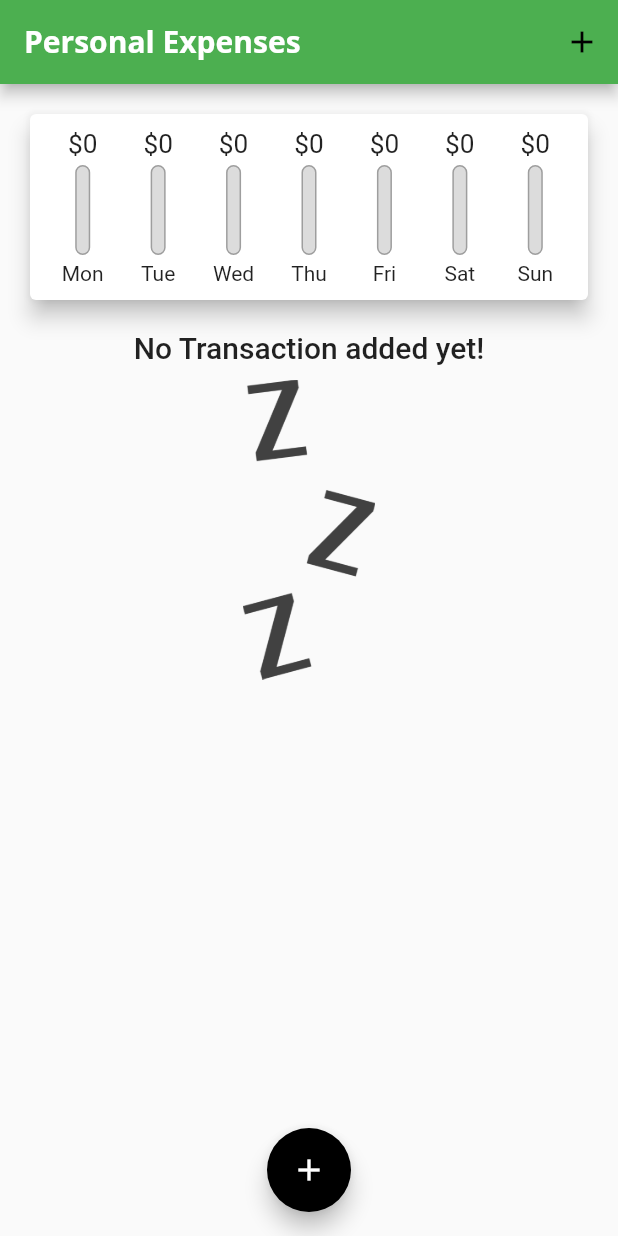
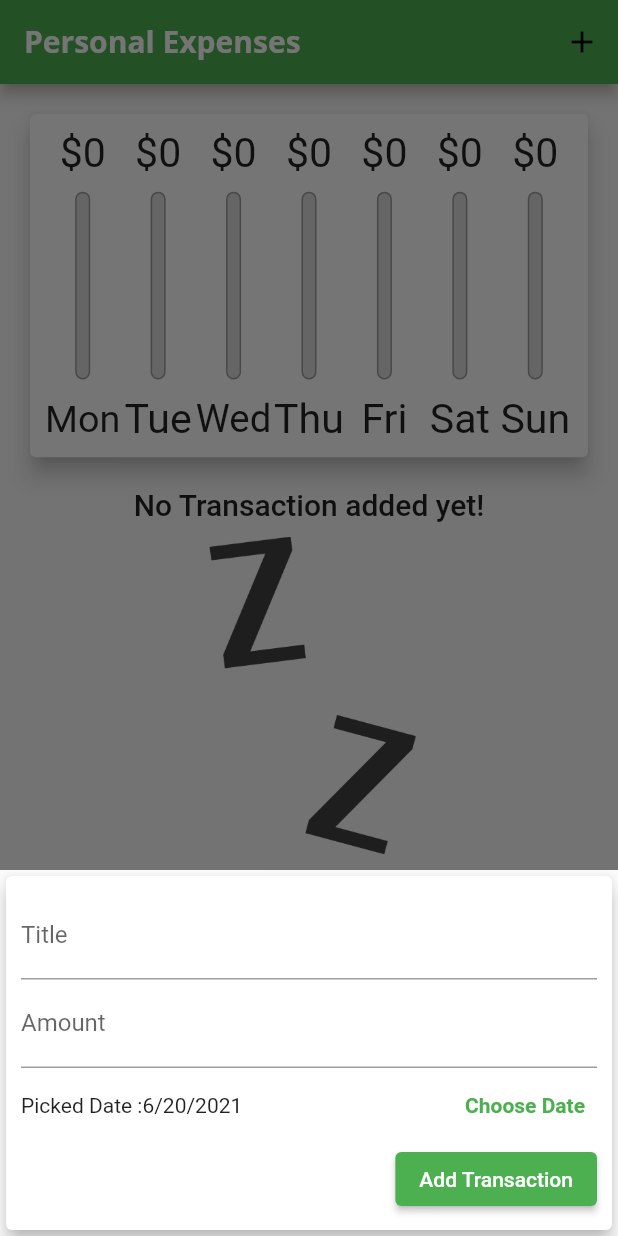
Before and after one commit to imshivamdwivedi/Expense-Tracker, a Flutter app: the screen it shows after launch, after a tap on the "add" icon, on a phone screen of 412 x 824 dp. Run offline on Flutter 3.47's test engine with Material 2 defaults, Android fonts, the phone set to English and light mode, and no system bars.

Commit message:
make app responsive

```diff
--- a/lib/main.dart
+++ b/lib/main.dart
@@ -1,13 +1,19 @@
+import 'dart:io';
+
+import 'package:flutter/material.dart';
+import 'package:flutter/services.dart';
+import 'package:flutter/cupertino.dart';
+
 import './widgets/chart.dart';
-
 import './widgets/transaction_list.dart';
-
 import './widgets/new_transaction.dart';
-import 'package:flutter/material.dart';
-
 import './models/transaction.dart';
 
 void main() {
+  //code to fix scrren rotation of screen
+  // WidgetsFlutterBinding.ensureInitialized();
+  // SystemChrome.setPreferredOrientations(
+  //     [DeviceOrientation.portraitUp, DeviceOrientation.portraitDown]);
   runApp(MyApp());
 }
 
@@ -58,6 +64,7 @@ class _MyHomeState extends State<MyHome> {
     //     id: 't2', title: 'Groceries', amount: 19.99, date: DateTime.now()),
   ];
 
+  bool _showChart = false;
   List<Transcation> get _recentTransaction {
     return _userTransactions.where((tx) {
       return tx.date.isAfter(
@@ -106,34 +113,84 @@ class _MyHomeState extends State<MyHome> {
 
   @override
   Widget build(BuildContext context) {
-    return Scaffold(
-      resizeToAvoidBottomInset: false,
-      appBar: AppBar(
+    final mediaQuery = MediaQuery.of(context);
+    final isLandscape = mediaQuery.orientation == Orientation.landscape;
+
+    final appBar = AppBar(
       title: Text(
         "Personal Expenses",
         style: TextStyle(fontFamily: 'OpenSans'),
       ),
       actions: [
         IconButton(
-              onPressed: () {},
+            onPressed: () => _startAddNewTransaction(context),
             icon: Icon(
               Icons.add,
               color: Theme.of(context).accentColor,
             ))
       ],
-      ),
-      body: SingleChildScrollView(
+    );
+    final texList = Container(
+        height: (mediaQuery.size.height -
+                appBar.preferredSize.height -
+                mediaQuery.padding.top) *
+            0.7,
+        child: TransactionList(_userTransactions, _deleteTransaction));
+
+    final pageBody = SingleChildScrollView(
       child: Column(
         //mainAxisAlignment: MainAxisAlignment.start,
         crossAxisAlignment: CrossAxisAlignment.stretch,
         children: [
-            Chart(_recentTransaction),
-            TransactionList(_userTransactions, _deleteTransaction),
+          if (isLandscape)
+            Row(
+              mainAxisAlignment: MainAxisAlignment.center,
+              children: [
+                Text("show chart"),
+                Switch.adaptive(
+                  activeColor: Theme.of(context).accentColor,
+                  value: _showChart,
+                  onChanged: (val) {
+                    setState(() {
+                      _showChart = val;
+                    });
+                  },
+                ),
               ],
             ),
+          if (!isLandscape)
+            Container(
+                height: (mediaQuery.size.height -
+                        appBar.preferredSize.height -
+                        mediaQuery.padding.top) *
+                    0.35,
+                child: Chart(_recentTransaction)),
+          if (!isLandscape) texList,
+          if (isLandscape)
+            _showChart
+                ? Container(
+                    height: (mediaQuery.size.height -
+                            appBar.preferredSize.height -
+                            mediaQuery.padding.top) *
+                        0.65,
+                    child: Chart(_recentTransaction))
+                : texList,
+        ],
       ),
-      floatingActionButtonLocation: FloatingActionButtonLocation.centerFloat,
-      floatingActionButton: FloatingActionButton(
+    );
+
+    return Platform.isIOS
+        ? CupertinoPageScaffold(
+            child: pageBody,
+          )
+        : Scaffold(
+            appBar: appBar,
+            body: pageBody,
+            floatingActionButtonLocation:
+                FloatingActionButtonLocation.centerFloat,
+            floatingActionButton: Platform.isIOS
+                ? Container()
+                : FloatingActionButton(
                     child: Icon(Icons.add),
                     onPressed: () => _startAddNewTransaction(context),
                   ),
--- a/lib/widgets/chart_bar.dart
+++ b/lib/widgets/chart_bar.dart
@@ -10,17 +10,19 @@ class ChartBar extends StatelessWidget {
 
   @override
   Widget build(BuildContext context) {
+    return LayoutBuilder(
+      builder: (ctx, constraints) {
         return Column(
           children: [
             Container(
-            height: 20,
+                height: constraints.maxHeight * 0.15,
                 child: FittedBox(
                     child: Text('\$${spendingAmount.toStringAsFixed(0)}'))),
             SizedBox(
-          height: 4,
+              height: constraints.maxHeight * 0.05,
             ),
             Container(
-          height: 60,
+              height: constraints.maxHeight * 0.6,
               width: 10,
               child: Stack(
                 children: [
@@ -42,10 +44,14 @@ class ChartBar extends StatelessWidget {
               ),
             ),
             SizedBox(
-          height: 4,
+              height: constraints.maxHeight * 0.05,
             ),
-        Text(label),
+            Container(
+                height: constraints.maxHeight * 0.15,
+                child: FittedBox(child: Text(label))),
           ],
+        );
+      },
     );
   }
 }
--- a/lib/widgets/new_transaction.dart
+++ b/lib/widgets/new_transaction.dart
@@ -55,10 +55,15 @@ class _NewTransactionState extends State<NewTransaction> {
 
   @override
   Widget build(BuildContext context) {
-    return Card(
+    return SingleChildScrollView(
+      child: Card(
         elevation: 5,
         child: Container(
-        padding: EdgeInsets.all(7),
+          padding: EdgeInsets.only(
+              right: 10,
+              left: 10,
+              top: 10,
+              bottom: MediaQuery.of(context).viewInsets.bottom + 10),
           child: Column(
             crossAxisAlignment: CrossAxisAlignment.end,
             children: [
@@ -101,6 +106,7 @@ class _NewTransactionState extends State<NewTransaction> {
             ],
           ),
         ),
+      ),
     );
   }
 }
--- a/lib/widgets/transaction_list.dart
+++ b/lib/widgets/transaction_list.dart
@@ -11,10 +11,9 @@ class TransactionList extends StatelessWidget {
 
   @override
   Widget build(BuildContext context) {
-    return Container(
-      height: 300,
-      child: transactions.isEmpty
-          ? Column(
+    return transactions.isEmpty
+        ? LayoutBuilder(builder: (ctx, constraints) {
+            return Column(
               children: [
                 Text(
                   "No Transaction added yet!",
@@ -26,11 +25,12 @@ class TransactionList extends StatelessWidget {
                   height: 10,
                 ),
                 Container(
-                    height: 200,
+                    height: constraints.maxHeight * 0.6,
                     child: Image.asset('assets/image/waiting.png',
                         fit: BoxFit.cover)),
               ],
-            )
+            );
+          })
         : ListView.builder(
             itemBuilder: (ctx, index) {
               return Card(
@@ -51,7 +51,20 @@ class TransactionList extends StatelessWidget {
                   ),
                   subtitle: Text(
                       DateFormat.yMMMEd().format(transactions[index].date)),
-                    trailing: IconButton(
+                  trailing: MediaQuery.of(context).size.width > 360
+                      ? TextButton.icon(
+                          onPressed: () => deleteTx(transactions[index].id),
+                          icon: Icon(
+                            Icons.delete,
+                            color: Theme.of(context).errorColor,
+                          ),
+                          label: Text(
+                            "Delete",
+                            style:
+                                TextStyle(color: Theme.of(context).errorColor),
+                          ),
+                        )
+                      : IconButton(
                           onPressed: () => deleteTx(transactions[index].id),
                           icon: Icon(Icons.delete),
                           color: Theme.of(context).errorColor,
@@ -60,7 +73,6 @@ class TransactionList extends StatelessWidget {
               );
             },
             itemCount: transactions.length,
-            ),
           );
   }
 }
```
Lines whose indentation alone changed are shown as unchanged.
